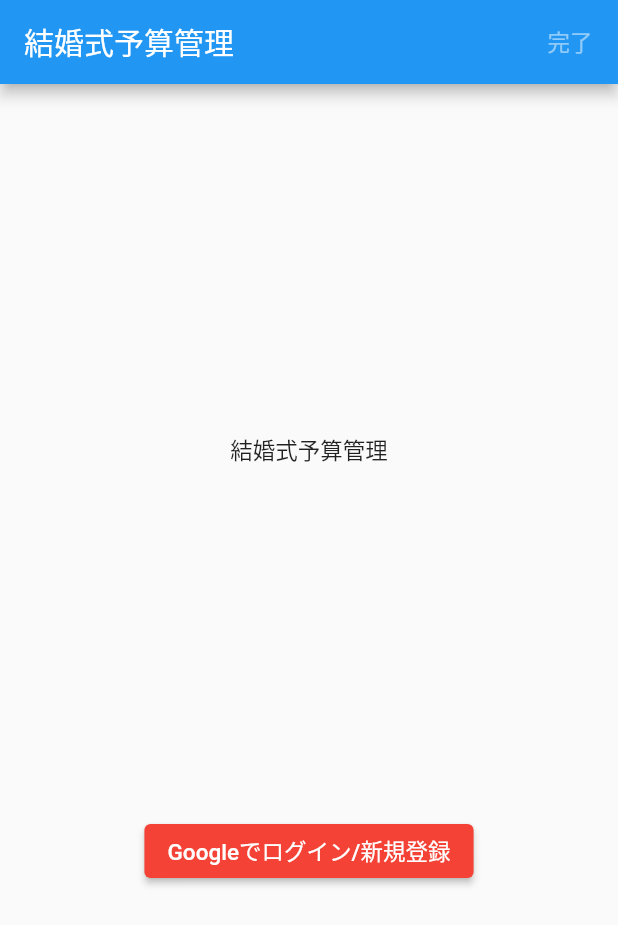
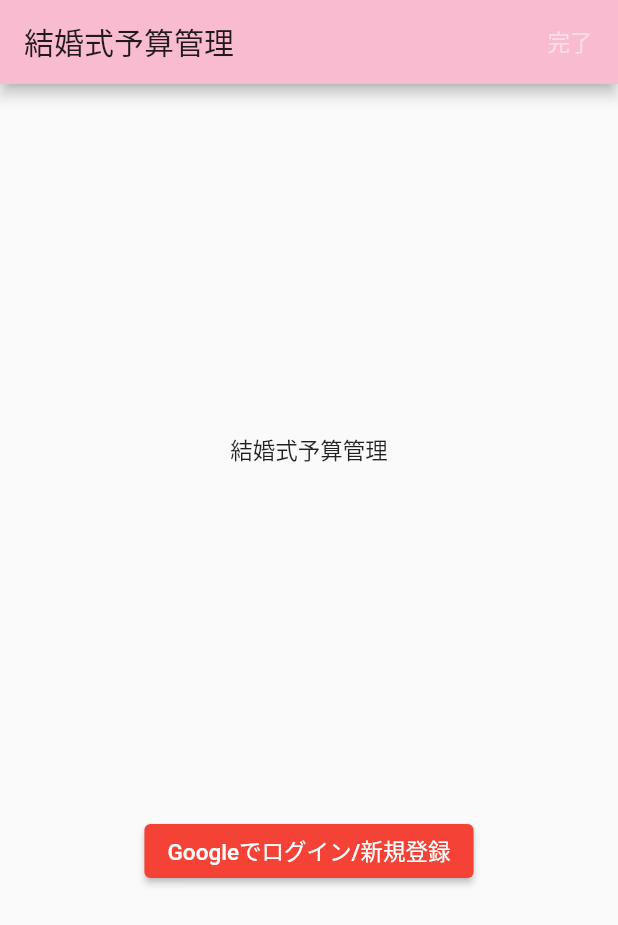
Before and after one commit to miyashiiii/wedding_budget, a Flutter app: the screen it shows after launch, on a phone screen of 412 x 824 dp. Shown: the top 925 px of the screen. Run offline on Flutter 3.47's test engine with Material 2 defaults, Android fonts, the phone set to English and light mode, and no system bars; our stand-ins replace cloud_firestore, firebase_auth, firebase_core, google_sign_in; accounts and stored records are empty.

Commit message:
change: Change theme color

```diff
--- a/lib/main.dart
+++ b/lib/main.dart
@@ -28,6 +28,11 @@ class MyApp extends StatelessWidget {
     const locale = Locale("ja", "JP");
 
     return MaterialApp(
+      theme: ThemeData(
+        brightness: Brightness.light,
+        primaryColor: Colors.pink[100],
+        accentColor: Colors.pink[300],
+      ),
       locale: locale,
       localizationsDelegates: const [
         GlobalMaterialLocalizations.delegate,
```
